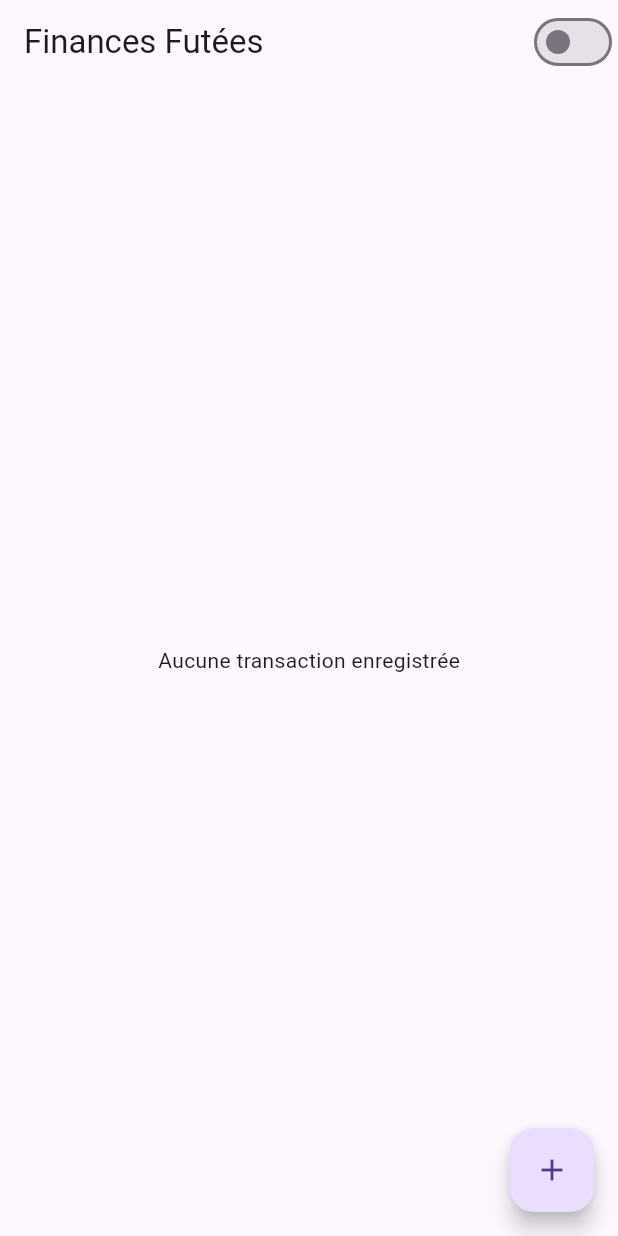
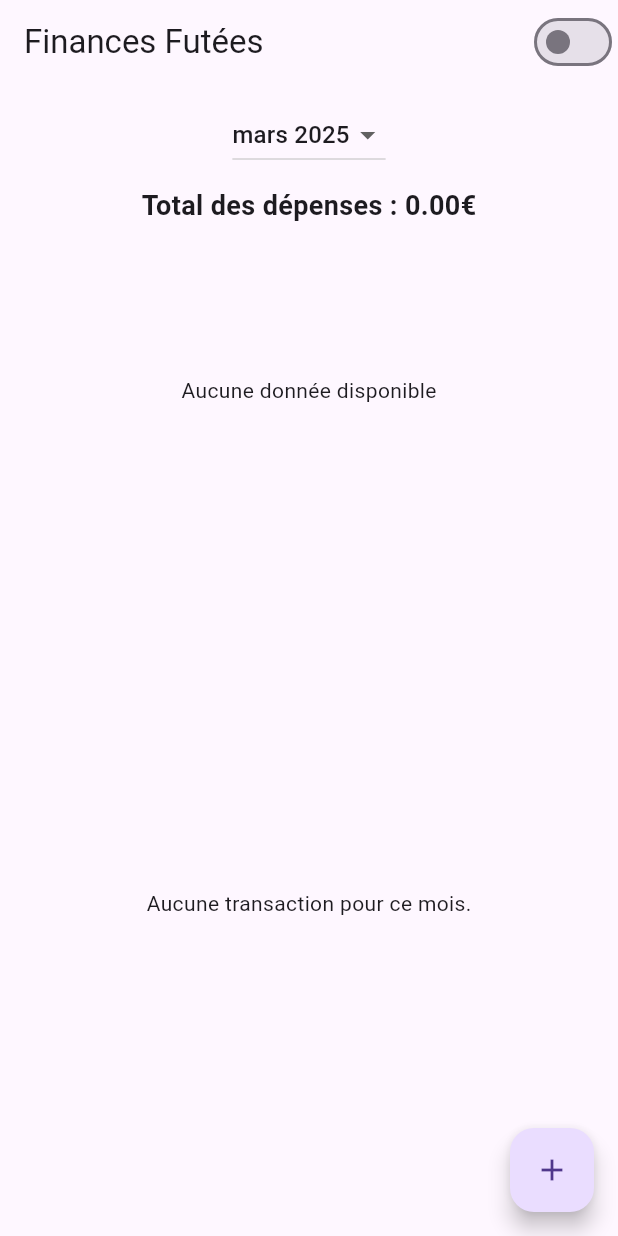
Before and after one commit to kruzeyy/finances_futees, a Flutter app: the screen it shows after launch, on a phone screen of 412 x 824 dp. Run offline on Flutter 3.47's test engine with Material 3 defaults, Android fonts, the light colour scheme and no system bars; our stand-ins replace fl_chart, flutter_riverpod, hive, hive_flutter; accounts and stored records are empty.

Commit message:
Ajout des mois de la semaine

```diff
--- a/lib/main.dart
+++ b/lib/main.dart
@@ -5,9 +5,11 @@ import 'providers/theme_provider.dart';
 import 'providers/transaction_provider.dart';
 import 'models/transaction.dart';
 import 'views/home_screen.dart';
+import 'package:intl/date_symbol_data_local.dart'; // 📌 Import pour l'initialisation des locales
 
 void main() async {
   WidgetsFlutterBinding.ensureInitialized();
+  await initializeDateFormatting('fr_FR', null); // 📌 Initialisation de la locale française
   await Hive.initFlutter();
 
   // Enregistrer l'adaptateur pour le modèle Transaction
--- a/lib/views/home_screen.dart
+++ b/lib/views/home_screen.dart
@@ -1,20 +1,44 @@
 import 'package:flutter/material.dart';
 import 'package:flutter_riverpod/flutter_riverpod.dart';
+import '../models/transaction.dart';
 import '../providers/transaction_provider.dart';
 import '../providers/theme_provider.dart'; // Import du provider de thème
 import 'package:fl_chart/fl_chart.dart';
-import '../models/transaction.dart'; // Import du modèle Transaction
+import 'package:intl/intl.dart'; // Correction : ajout de l'import nécessaire
 
-class HomeScreen extends ConsumerWidget {
+class HomeScreen extends ConsumerStatefulWidget {
   const HomeScreen({super.key});
 
   @override
-  Widget build(BuildContext context, WidgetRef ref) {
+  ConsumerState<HomeScreen> createState() => _HomeScreenState();
+}
+
+class _HomeScreenState extends ConsumerState<HomeScreen> {
+  String selectedMonth = DateFormat('MMMM yyyy', 'fr_FR').format(DateTime.now()); // Correction : s'assurer que intl est bien utilisé
+
+  @override
+  Widget build(BuildContext context) {
     final transactions = ref.watch(transactionProvider);
-    final isDarkMode = ref.watch(themeProvider); // Récupérer l'état du mode sombre
+    final isDarkMode = ref.watch(themeProvider);
 
-    // 🔥 Calculer le total des dépenses
-    double totalExpenses = transactions.fold(0, (sum, tx) => sum + tx.amount);
+    // 📅 Obtenir la liste des mois uniques présents dans les transactions
+    final List<String> months = transactions
+        .map((tx) => DateFormat('MMMM yyyy', 'fr_FR').format(tx.date))
+        .toSet()
+        .toList()
+      ..sort((a, b) => b.compareTo(a));
+    if (months.isEmpty) {
+      months.add(DateFormat('MMMM yyyy', 'fr_FR').format(DateTime.now())); // Ajout du mois actuel si vide
+    }
+
+    // 🔥 Filtrer les transactions en fonction du mois sélectionné
+    final filteredTransactions = transactions.where((tx) {
+      return DateFormat('MMMM yyyy', 'fr_FR').format(tx.date) == selectedMonth;
+    }).toList();
+
+    // 🔥 Calculer le total des dépenses pour le mois sélectionné
+    double totalExpenses =
+    filteredTransactions.fold(0, (sum, tx) => sum + tx.amount);
 
     return Scaffold(
       appBar: AppBar(
@@ -28,11 +52,28 @@ class HomeScreen extends ConsumerWidget {
           ),
         ],
       ),
-      body: transactions.isEmpty
-          ? const Center(child: Text("Aucune transaction enregistrée"))
-          : Column(
+      body: Column(
         children: [
           const SizedBox(height: 10),
+
+          // 🔥 Sélecteur de mois 📅
+          DropdownButton<String>(
+            value: selectedMonth,
+            onChanged: (newValue) {
+              setState(() {
+                selectedMonth = newValue!;
+              });
+            },
+            items: months
+                .map((month) => DropdownMenuItem(
+              value: month,
+              child: Text(month),
+            ))
+                .toList(),
+          ),
+
+          const SizedBox(height: 10),
+
           // 🔥 Affichage du total des dépenses
           Text(
             "Total des dépenses : ${totalExpenses.toStringAsFixed(2)}€",
@@ -41,18 +82,25 @@ class HomeScreen extends ConsumerWidget {
               fontWeight: FontWeight.bold,
             ),
           ),
+
           const SizedBox(height: 10),
+
           // Graphique en camembert
           SizedBox(
             height: 200,
-            child: buildChart(transactions),
+            child: buildChart(filteredTransactions),
           ),
+
           const SizedBox(height: 20),
+
+          // Liste des transactions filtrées
           Expanded(
-            child: ListView.builder(
-              itemCount: transactions.length,
+            child: filteredTransactions.isEmpty
+                ? const Center(child: Text("Aucune transaction pour ce mois."))
+                : ListView.builder(
+              itemCount: filteredTransactions.length,
               itemBuilder: (ctx, index) {
-                final tx = transactions[index];
+                final tx = filteredTransactions[index];
                 return Card(
                   margin: const EdgeInsets.symmetric(horizontal: 10, vertical: 5),
                   elevation: 3,
@@ -179,7 +227,7 @@ class HomeScreen extends ConsumerWidget {
                 final amount = double.tryParse(amountController.text) ?? 0;
 
                 if (title.isEmpty || amount <= 0) {
-                  return; // Empêche l'ajout si les valeurs sont invalides
+                  return;
                 }
 
                 ref.read(transactionProvider.notifier).addTransaction(
@@ -192,7 +240,7 @@ class HomeScreen extends ConsumerWidget {
                   ),
                 );
 
-                Navigator.of(ctx).pop(); // Ferme la boîte de dialogue
+                Navigator.of(ctx).pop();
               },
               child: const Text("Ajouter"),
             ),
--- a/pubspec.yaml
+++ b/pubspec.yaml
@@ -36,6 +36,7 @@ dependencies:
   hive_flutter: ^1.1.0
   path_provider: ^2.1.5
   fl_chart: ^0.70.2
+  intl: ^0.20.2
 
 dev_dependencies:
   flutter_test:
```
Also changed, not shown: pubspec.lock.
